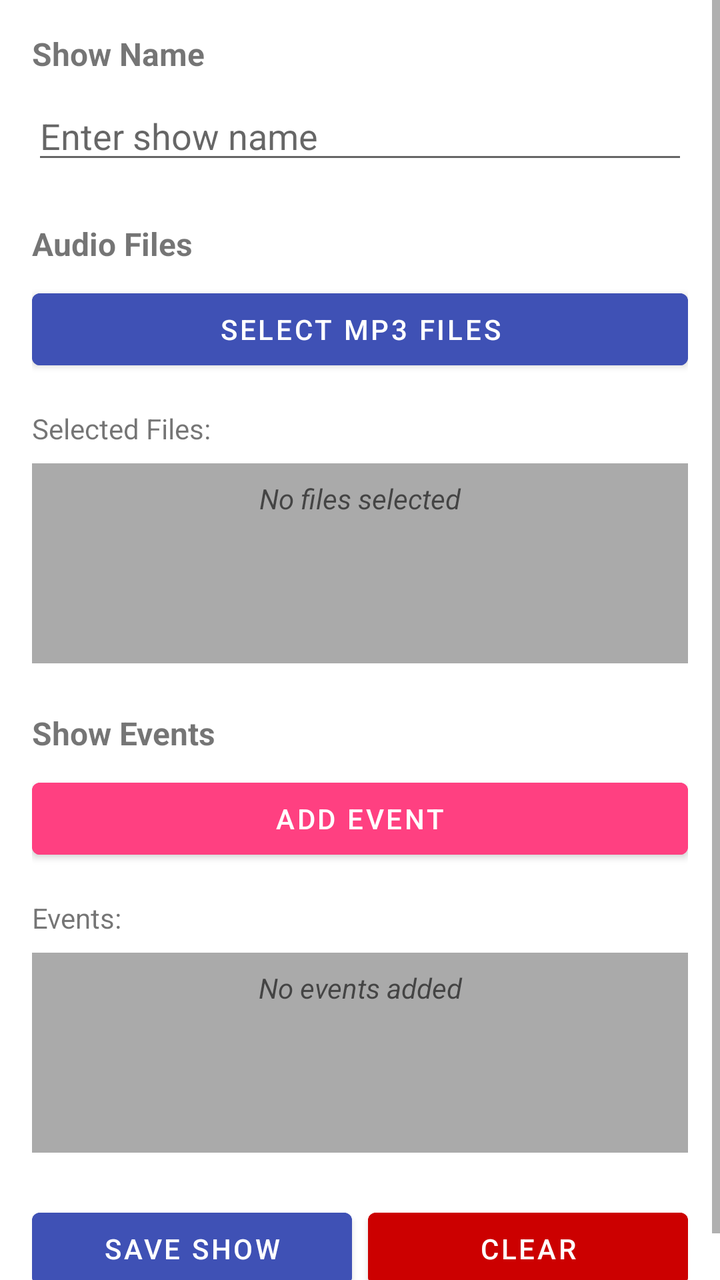
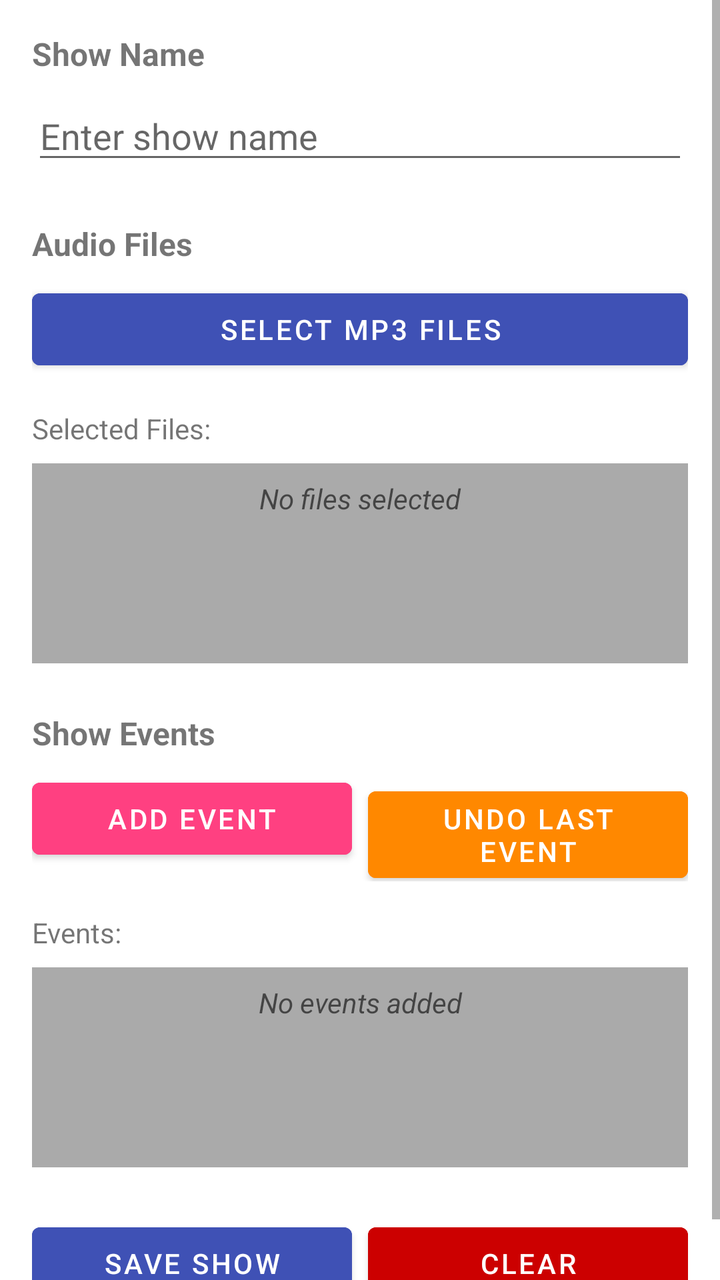

Before-and-after screenshots of an Android layout around one commit, followed by the original layout XML and the change that was made.
<!-- AndroidManifest.xml: application theme AppTheme -->
<!-- res/layout/fragment_configure.xml -->
<?xml version="1.0" encoding="utf-8"?>
<ScrollView xmlns:android="http://schemas.android.com/apk/res/android"
    android:layout_width="match_parent"
    android:layout_height="match_parent">

    <LinearLayout
        android:layout_width="match_parent"
        android:layout_height="wrap_content"
        android:orientation="vertical"
        android:padding="16dp">

        
        <TextView
            android:layout_width="match_parent"
            android:layout_height="wrap_content"
            android:text="Show Name"
            android:textSize="16sp"
            android:textStyle="bold"
            android:layout_marginBottom="8dp" />

        <EditText
            android:id="@+id/showNameInput"
            android:layout_width="match_parent"
            android:layout_height="wrap_content"
            android:hint="Enter show name"
            android:layout_marginBottom="24dp" />

        
        <TextView
            android:layout_width="match_parent"
            android:layout_height="wrap_content"
            android:text="Audio Files"
            android:textSize="16sp"
            android:textStyle="bold"
            android:layout_marginBottom="8dp" />

        <Button
            android:id="@+id/selectFilesBtn"
            android:layout_width="match_parent"
            android:layout_height="wrap_content"
            android:text="Select MP3 Files"
            android:layout_marginBottom="16dp"
            android:backgroundTint="?attr/colorPrimary" />

        
        <TextView
            android:layout_width="match_parent"
            android:layout_height="wrap_content"
            android:text="Selected Files:"
            android:textSize="14sp"
            android:layout_marginBottom="8dp" />

        <LinearLayout
            android:id="@+id/selectedFilesContainer"
            android:layout_width="match_parent"
            android:layout_height="wrap_content"
            android:orientation="vertical"
            android:layout_marginBottom="24dp"
            android:background="@android:color/darker_gray"
            android:padding="8dp"
            android:minHeight="100dp">

            <TextView
                android:id="@+id/noFilesMessage"
                android:layout_width="match_parent"
                android:layout_height="wrap_content"
                android:text="No files selected"
                android:textAlignment="center"
                android:textStyle="italic"
                android:textColor="?android:attr/textColorSecondary" />

        </LinearLayout>

        
        <TextView
            android:layout_width="match_parent"
            android:layout_height="wrap_content"
            android:text="Show Events"
            android:textSize="16sp"
            android:textStyle="bold"
            android:layout_marginBottom="8dp" />

        <Button
            android:id="@+id/addEventBtn"
            android:layout_width="match_parent"
            android:layout_height="wrap_content"
            android:text="Add Event"
            android:layout_marginBottom="16dp"
            android:backgroundTint="?attr/colorAccent" />

        
        <TextView
            android:layout_width="match_parent"
            android:layout_height="wrap_content"
            android:text="Events:"
            android:textSize="14sp"
            android:layout_marginBottom="8dp" />

        <LinearLayout
            android:id="@+id/eventsListContainer"
            android:layout_width="match_parent"
            android:layout_height="wrap_content"
            android:orientation="vertical"
            android:layout_marginBottom="24dp"
            android:background="@android:color/darker_gray"
            android:padding="8dp"
            android:minHeight="100dp">

            <TextView
                android:id="@+id/noEventsMessage"
                android:layout_width="match_parent"
                android:layout_height="wrap_content"
                android:text="No events added"
                android:textAlignment="center"
                android:textStyle="italic"
                android:textColor="?android:attr/textColorSecondary" />

        </LinearLayout>

        
        <LinearLayout
            android:layout_width="match_parent"
            android:layout_height="wrap_content"
            android:orientation="horizontal">

            <Button
                android:id="@+id/saveShowBtn"
                android:layout_width="0dp"
                android:layout_height="wrap_content"
                android:layout_weight="1"
                android:text="Save Show"
                android:layout_marginEnd="8dp"
                android:backgroundTint="?attr/colorPrimary" />

            <Button
                android:id="@+id/clearShowBtn"
                android:layout_width="0dp"
                android:layout_height="wrap_content"
                android:layout_weight="1"
                android:text="Clear"
                android:backgroundTint="@android:color/holo_red_dark" />

        </LinearLayout>

    </LinearLayout>

</ScrollView>
<!-- resources referenced by this layout -->
<resources>
  <style name="AppTheme" parent="Theme.MaterialComponents.DayNight.NoActionBar">
          <item name="colorPrimary">#3F51B5</item>
          <item name="colorPrimaryDark">#303F9F</item>
          <item name="colorAccent">#FF4081</item>
      </style>
</resources>

<!-- the commit's change to res/layout/fragment_configure.xml (unified diff, before → after) -->
@@ -80,13 +80,31 @@
             android:textStyle="bold"
             android:layout_marginBottom="8dp" />
 
-        <Button
-            android:id="@+id/addEventBtn"
+        
+        <LinearLayout
             android:layout_width="match_parent"
             android:layout_height="wrap_content"
-            android:text="Add Event"
-            android:layout_marginBottom="16dp"
-            android:backgroundTint="?attr/colorAccent" />
+            android:orientation="horizontal"
+            android:layout_marginBottom="16dp">
+
+            <Button
+                android:id="@+id/addEventBtn"
+                android:layout_width="0dp"
+                android:layout_height="wrap_content"
+                android:layout_weight="1"
+                android:text="Add Event"
+                android:layout_marginEnd="8dp"
+                android:backgroundTint="?attr/colorAccent" />
+
+            <Button
+                android:id="@+id/undoEventBtn"
+                android:layout_width="0dp"
+                android:layout_height="wrap_content"
+                android:layout_weight="1"
+                android:text="Undo Last Event"
+                android:backgroundTint="@android:color/holo_orange_dark" />
+
+        </LinearLayout>
 
         
         <TextView
